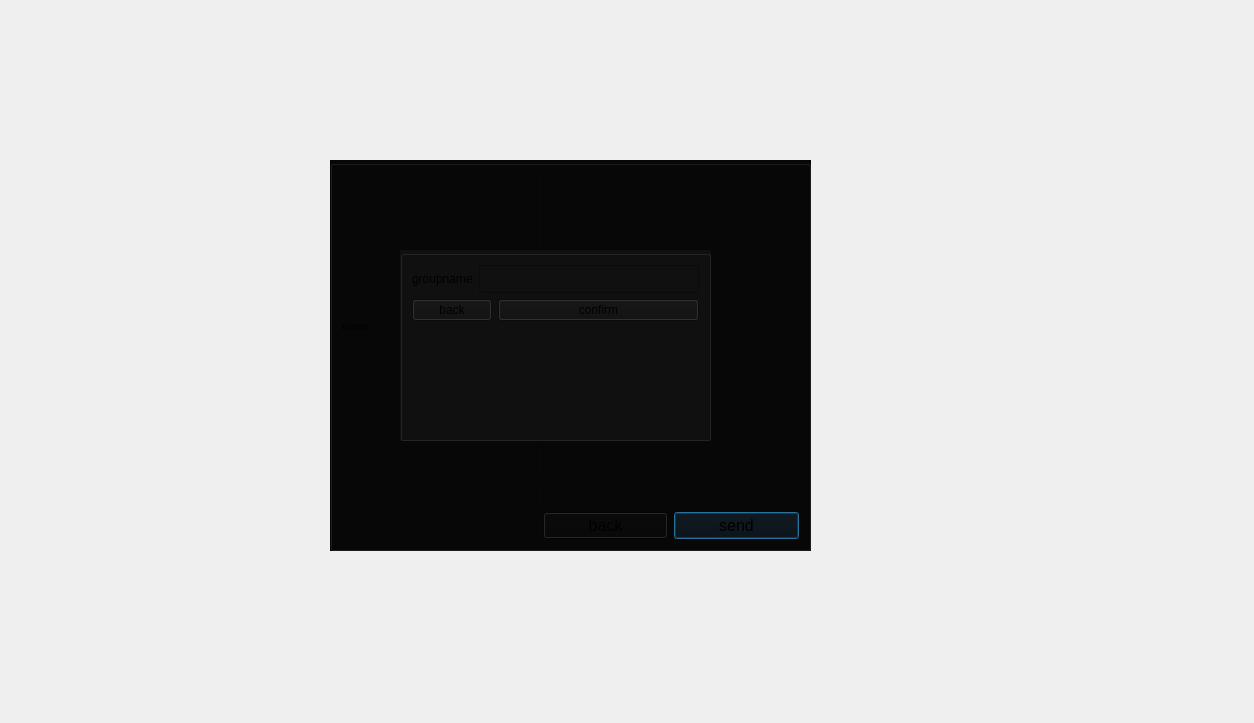
Before: the Qt Designer form massenger/sendmessagegroup_dialog.ui in MahanBeidokhti/AP-Messenger, drawn with Qt 5.
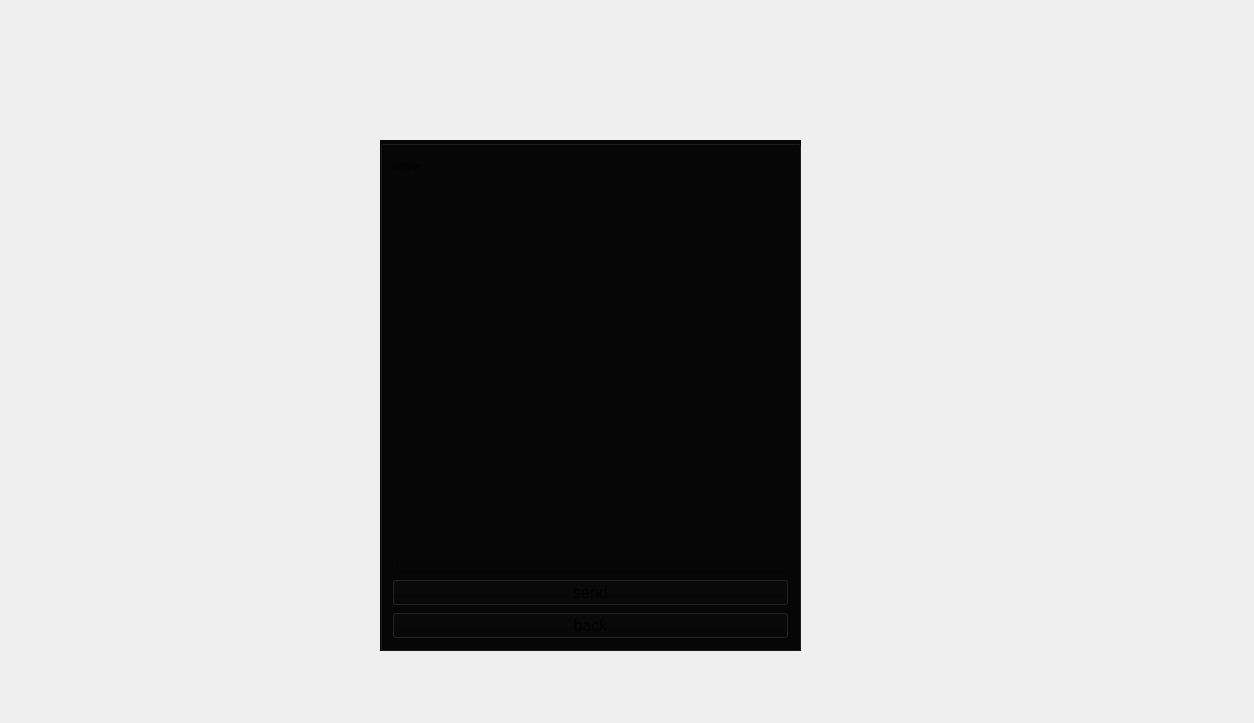
After: the same form once the commit is applied. Icons and pictures are not drawn.

Commit message: send message to group/channel (Not Debuged) Added!

```diff
--- a/massenger/sendmessagegroup_dialog.ui
+++ b/massenger/sendmessagegroup_dialog.ui
@@ -16,94 +16,17 @@
   <property name="styleSheet">
    <string notr="true">background-image: url(:/Source/@metawalls.jpg);</string>
   </property>
-  <widget class="QGroupBox" name="chat_groupBox">
-   <property name="geometry">
-    <rect>
-     <x>330</x>
-     <y>160</y>
-     <width>481</width>
-     <height>391</height>
-    </rect>
-   </property>
-   <property name="styleSheet">
-    <string notr="true">background-color: rgb(7, 7, 7);</string>
-   </property>
-   <property name="title">
-    <string/>
-   </property>
-   <layout class="QGridLayout" name="gridLayout">
-    <item row="1" column="1" colspan="2">
-     <widget class="QLineEdit" name="send_lineEdit">
-      <property name="text">
-       <string/>
-      </property>
-     </widget>
-    </item>
-    <item row="2" column="2">
-     <widget class="QPushButton" name="send_pushButton">
-      <property name="font">
-       <font>
-        <pointsize>12</pointsize>
-       </font>
-      </property>
-      <property name="text">
-       <string>send</string>
-      </property>
-     </widget>
-    </item>
-    <item row="0" column="1" colspan="2">
-     <widget class="QListView" name="massege_listView"/>
-    </item>
-    <item row="2" column="1">
-     <widget class="QPushButton" name="back_chat_pushButton">
-      <property name="font">
-       <font>
-        <pointsize>12</pointsize>
-       </font>
-      </property>
-      <property name="text">
-       <string>back</string>
-      </property>
-     </widget>
-    </item>
-    <item row="0" column="0">
-     <layout class="QHBoxLayout" name="horizontalLayout_2">
-      <item>
-       <widget class="QLabel" name="name_label">
-        <property name="font">
-         <font>
-          <pointsize>8</pointsize>
-         </font>
-        </property>
-        <property name="text">
-         <string>name :</string>
-        </property>
-       </widget>
-      </item>
-      <item>
-       <widget class="QLineEdit" name="recieved_groupname_lineEdit">
-        <property name="font">
-         <font>
-          <pointsize>8</pointsize>
-         </font>
-        </property>
-       </widget>
-      </item>
-     </layout>
-    </item>
-   </layout>
-  </widget>
   <widget class="QGroupBox" name="groupname_groupBox">
    <property name="geometry">
     <rect>
-     <x>400</x>
-     <y>250</y>
+     <x>450</x>
+     <y>270</y>
      <width>311</width>
-     <height>191</height>
+     <height>221</height>
     </rect>
    </property>
    <property name="styleSheet">
-    <string notr="true">background-color: rgb(16, 16, 16);</string>
+    <string notr="true">background-color: rgb(8, 8, 8);</string>
    </property>
    <property name="title">
     <string/>
@@ -114,7 +37,7 @@
       <item>
        <widget class="QLabel" name="label">
         <property name="text">
-         <string>groupname</string>
+         <string>channelname :</string>
         </property>
        </widget>
       </item>
@@ -125,9 +48,15 @@
           <pointsize>13</pointsize>
          </font>
         </property>
+        <property name="styleSheet">
+         <string notr="true"/>
+        </property>
         <property name="text">
          <string/>
         </property>
+        <property name="placeholderText">
+         <string/>
+        </property>
        </widget>
       </item>
      </layout>
@@ -148,6 +77,86 @@
     </item>
    </layout>
   </widget>
+  <widget class="QGroupBox" name="chat_groupBox">
+   <property name="geometry">
+    <rect>
+     <x>380</x>
+     <y>140</y>
+     <width>421</width>
+     <height>511</height>
+    </rect>
+   </property>
+   <property name="styleSheet">
+    <string notr="true">background-color: rgb(6, 6, 6);</string>
+   </property>
+   <property name="title">
+    <string/>
+   </property>
+   <layout class="QGridLayout" name="gridLayout">
+    <item row="0" column="0">
+     <layout class="QHBoxLayout" name="horizontalLayout_2">
+      <item>
+       <widget class="QLabel" name="label_2">
+        <property name="font">
+         <font>
+          <pointsize>8</pointsize>
+         </font>
+        </property>
+        <property name="text">
+         <string>name :</string>
+        </property>
+       </widget>
+      </item>
+      <item>
+       <widget class="QLabel" name="name_label">
+        <property name="font">
+         <font>
+          <pointsize>14</pointsize>
+         </font>
+        </property>
+        <property name="text">
+         <string/>
+        </property>
+       </widget>
+      </item>
+     </layout>
+    </item>
+    <item row="1" column="0">
+     <widget class="QTextEdit" name="message_textEdit"/>
+    </item>
+    <item row="2" column="0">
+     <widget class="QLineEdit" name="send_lineEdit">
+      <property name="text">
+       <string/>
+      </property>
+     </widget>
+    </item>
+    <item row="3" column="0">
+     <widget class="QPushButton" name="send_pushButton">
+      <property name="font">
+       <font>
+        <pointsize>12</pointsize>
+       </font>
+      </property>
+      <property name="text">
+       <string>send</string>
+      </property>
+     </widget>
+    </item>
+    <item row="4" column="0">
+     <widget class="QPushButton" name="back_chat_pushButton">
+      <property name="font">
+       <font>
+        <pointsize>12</pointsize>
+       </font>
+      </property>
+      <property name="text">
+       <string>back</string>
+      </property>
+     </widget>
+    </item>
+   </layout>
+  </widget>
  </widget>
  <resources/>
  <connections/>
```
The commit also changes 10 other files.
